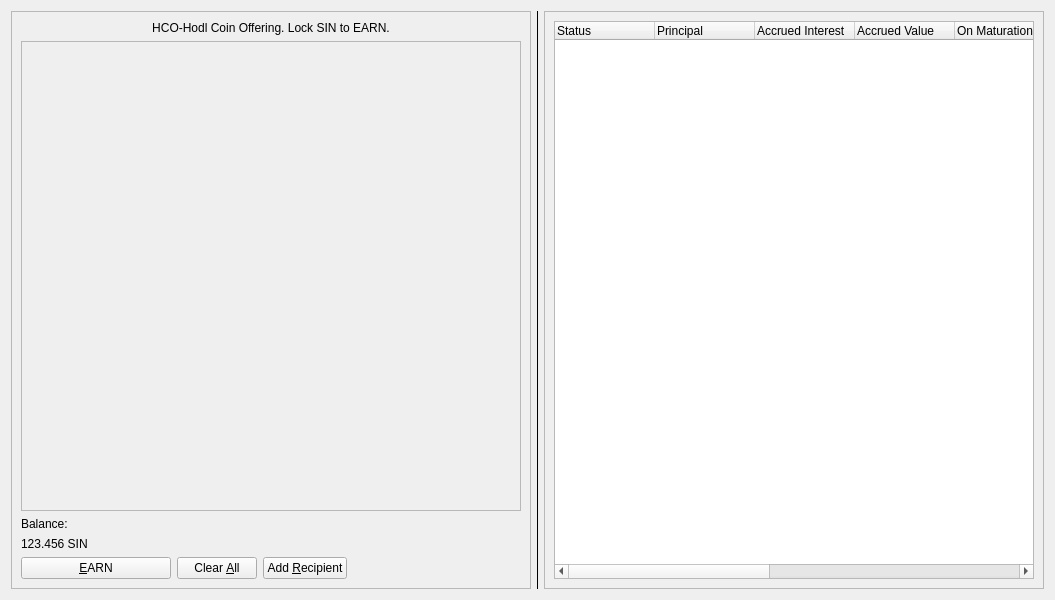
Old version of the form src/qt/forms/depositcoinsdialog.ui in the repository hardwarewise/SIN-core.
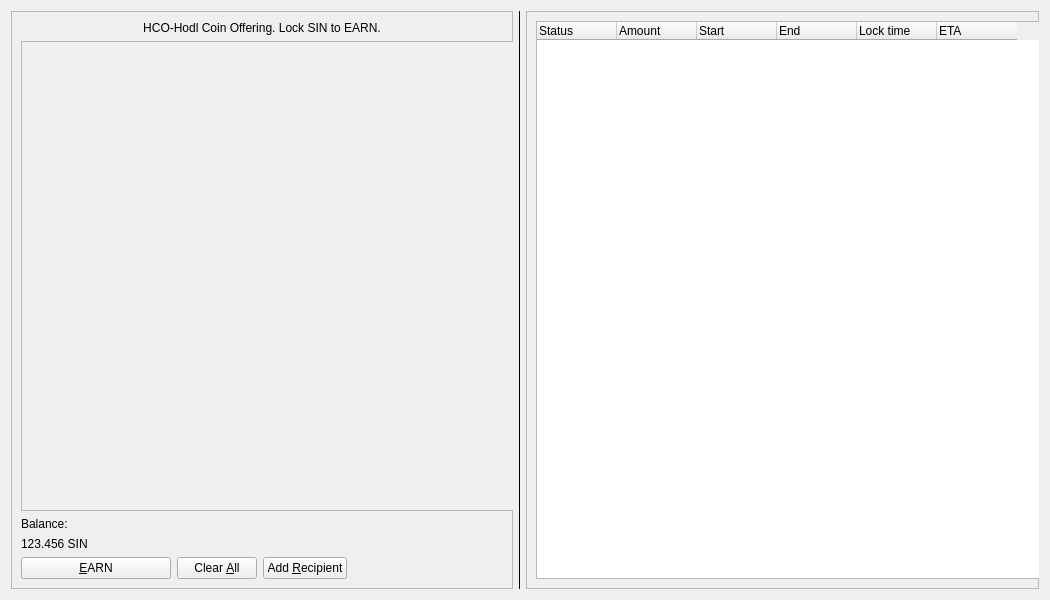
New version of the form. Icons and pictures are not drawn.

```diff
--- a/src/qt/forms/depositcoinsdialog.ui
+++ b/src/qt/forms/depositcoinsdialog.ui
@@ -6,10 +6,16 @@
    <rect>
     <x>0</x>
     <y>0</y>
-    <width>1053</width>
+    <width>1050</width>
     <height>600</height>
    </rect>
   </property>
+  <property name="minimumSize">
+   <size>
+    <width>1050</width>
+    <height>600</height>
+   </size>
+  </property>
   <property name="windowTitle">
    <string>Send Coins</string>
   </property>
@@ -18,6 +24,18 @@
     <layout class="QHBoxLayout" name="horizontalLayout_3" stretch="0,0">
      <item>
       <widget class="QFrame" name="frame">
+       <property name="sizePolicy">
+        <sizepolicy hsizetype="Preferred" vsizetype="Preferred">
+         <horstretch>0</horstretch>
+         <verstretch>0</verstretch>
+        </sizepolicy>
+       </property>
+       <property name="minimumSize">
+        <size>
+         <width>500</width>
+         <height>0</height>
+        </size>
+       </property>
        <property name="frameShape">
         <enum>QFrame::StyledPanel</enum>
        </property>
@@ -41,7 +59,7 @@
         <item>
          <widget class="QScrollArea" name="scrollArea">
           <property name="sizePolicy">
-           <sizepolicy hsizetype="Fixed" vsizetype="Expanding">
+           <sizepolicy hsizetype="Expanding" vsizetype="Expanding">
             <horstretch>0</horstretch>
             <verstretch>0</verstretch>
            </sizepolicy>
@@ -246,7 +264,7 @@
    <item>
     <widget class="QFrame" name="frame_2">
      <property name="sizePolicy">
-      <sizepolicy hsizetype="Fixed" vsizetype="Preferred">
+      <sizepolicy hsizetype="Preferred" vsizetype="Preferred">
        <horstretch>0</horstretch>
        <verstretch>0</verstretch>
       </sizepolicy>
@@ -271,6 +289,18 @@
           <property name="enabled">
            <bool>true</bool>
           </property>
+          <property name="sizePolicy">
+           <sizepolicy hsizetype="Expanding" vsizetype="Expanding">
+            <horstretch>0</horstretch>
+            <verstretch>0</verstretch>
+           </sizepolicy>
+          </property>
+          <property name="minimumSize">
+           <size>
+            <width>510</width>
+            <height>0</height>
+           </size>
+          </property>
           <property name="editTriggers">
            <set>QAbstractItemView::NoEditTriggers</set>
           </property>
@@ -278,7 +308,7 @@
            <bool>true</bool>
           </property>
           <attribute name="horizontalHeaderDefaultSectionSize">
-           <number>100</number>
+           <number>80</number>
           </attribute>
           <column>
            <property name="text">
@@ -290,7 +320,7 @@
           </column>
           <column>
            <property name="text">
-            <string>Principal</string>
+            <string>Amount</string>
            </property>
            <property name="textAlignment">
             <set>AlignLeading|AlignVCenter</set>
@@ -298,7 +328,7 @@
           </column>
           <column>
            <property name="text">
-            <string>Accrued Interest</string>
+            <string>Start</string>
            </property>
            <property name="textAlignment">
             <set>AlignLeading|AlignVCenter</set>
@@ -306,7 +336,7 @@
           </column>
           <column>
            <property name="text">
-            <string>Accrued Value</string>
+            <string>End</string>
            </property>
            <property name="textAlignment">
             <set>AlignLeading|AlignVCenter</set>
@@ -314,7 +344,7 @@
           </column>
           <column>
            <property name="text">
-            <string>On Maturation</string>
+            <string>Lock time</string>
            </property>
            <property name="textAlignment">
             <set>AlignLeading|AlignVCenter</set>
@@ -322,31 +352,7 @@
           </column>
           <column>
            <property name="text">
-            <string>Term (Days)</string>
-           </property>
-           <property name="textAlignment">
-            <set>AlignLeading|AlignVCenter</set>
-           </property>
-          </column>
-          <column>
-           <property name="text">
-            <string>Deposit Block</string>
-           </property>
-           <property name="textAlignment">
-            <set>AlignLeading|AlignVCenter</set>
-           </property>
-          </column>
-          <column>
-           <property name="text">
-            <string>Maturation Block</string>
-           </property>
-           <property name="textAlignment">
-            <set>AlignLeading|AlignVCenter</set>
-           </property>
-          </column>
-          <column>
-           <property name="text">
-            <string>Estimated Date</string>
+            <string>ETA</string>
            </property>
            <property name="textAlignment">
             <set>AlignLeading|AlignVCenter</set>
```
